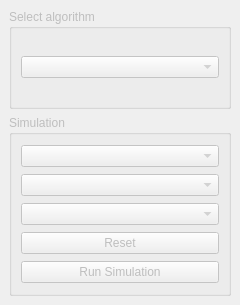
First picture: the form in elvis/ui/elvis_dock_widget.ui, repository ReferencePointNavigation/MapCreator, before the edit.
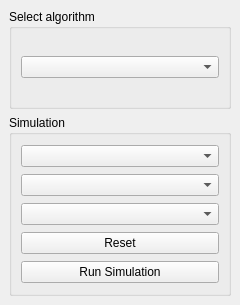
Second picture: the form after the edit.

```diff
--- a/elvis/ui/elvis_dock_widget.ui
+++ b/elvis/ui/elvis_dock_widget.ui
@@ -27,7 +27,7 @@
     <item>
      <widget class="QGroupBox" name="groupBox">
       <property name="enabled">
-       <bool>false</bool>
+       <bool>true</bool>
       </property>
       <property name="maximumSize">
        <size>
@@ -42,7 +42,7 @@
        <item>
         <widget class="QComboBox" name="algorithm_select">
          <property name="enabled">
-          <bool>false</bool>
+          <bool>true</bool>
          </property>
         </widget>
        </item>
@@ -52,7 +52,7 @@
     <item>
      <widget class="QGroupBox" name="simulation_group">
       <property name="enabled">
-       <bool>false</bool>
+       <bool>true</bool>
       </property>
       <property name="title">
        <string>Simulation</string>
@@ -61,7 +61,7 @@
        <item>
         <widget class="QComboBox" name="building_select">
          <property name="enabled">
-          <bool>false</bool>
+          <bool>true</bool>
          </property>
          <property name="currentText">
           <string/>
@@ -71,21 +71,21 @@
        <item>
         <widget class="QComboBox" name="landmark_from_select">
          <property name="enabled">
-          <bool>false</bool>
+          <bool>true</bool>
          </property>
         </widget>
        </item>
        <item>
         <widget class="QComboBox" name="landmark_to_select">
          <property name="enabled">
-          <bool>false</bool>
+          <bool>true</bool>
          </property>
         </widget>
        </item>
        <item>
         <widget class="QPushButton" name="pushButton">
          <property name="enabled">
-          <bool>false</bool>
+          <bool>true</bool>
          </property>
          <property name="text">
           <string>Reset</string>
@@ -95,7 +95,7 @@
        <item>
         <widget class="QPushButton" name="run_simulation_button">
          <property name="enabled">
-          <bool>false</bool>
+          <bool>true</bool>
          </property>
          <property name="text">
           <string>Run Simulation</string>
```
